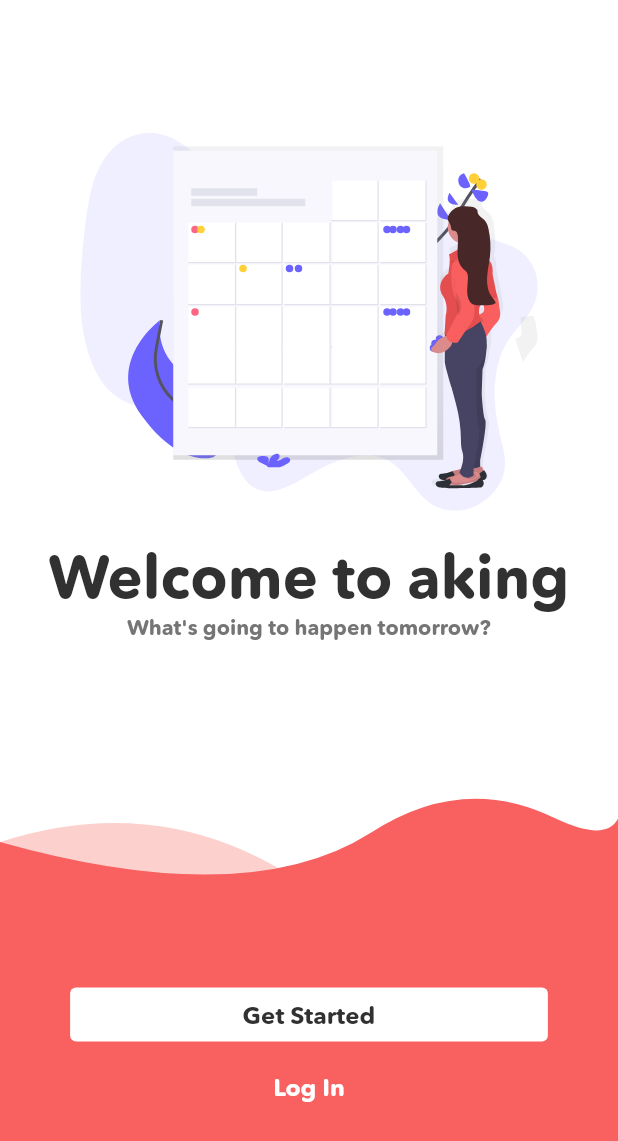
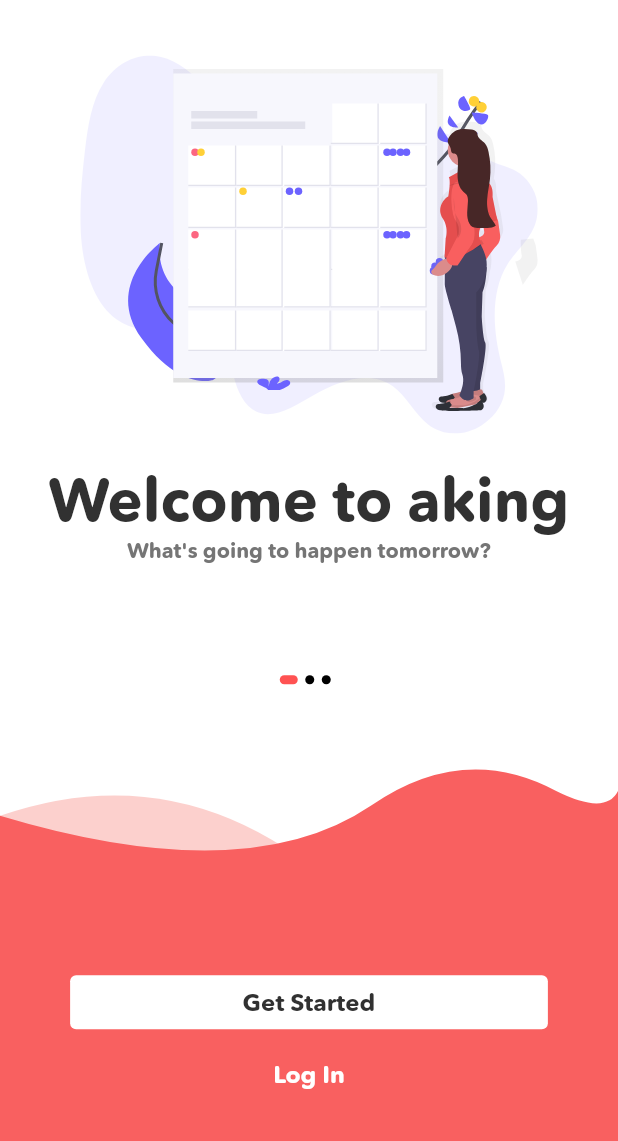
Before and after one commit to NguyenHoaiNhan/Flutter_ToDoListApp, a Flutter app: the screen it shows after launch, on a phone screen of 412 x 824 dp. Shown: the top 1141 px of the screen. Run offline on Flutter 3.47's test engine with Material 2 defaults, Android fonts, the phone set to English and light mode, and no system bars; our stand-ins replace flutter_svg.

Commit message:
In progress of build dot indication

```diff
--- a/lib/view/OnboardScreen/OnboardBody.dart
+++ b/lib/view/OnboardScreen/OnboardBody.dart
@@ -12,16 +12,16 @@ class _BodyState extends State<OnboardBody> {
 
   List<Map<String, Color>> currentColor = [
     {
-      "firstLight": Color.fromRGBO(254, 223, 223, 1),
-      "firstDeep": Color.fromRGBO(249, 96, 96, 1)
+      "Light": Color.fromRGBO(254, 223, 223, 1),
+      "Deep": Color.fromRGBO(249, 96, 96, 1)
     },
     {
-      "secondlight": Color.fromRGBO(223, 227, 254, 1),
-      "secondDeep": Color.fromRGBO(96, 116, 249, 1)
+      "light": Color.fromRGBO(223, 227, 254, 1),
+      "Deep": Color.fromRGBO(96, 116, 249, 1)
     },
     {
-      "thirdLight": Color.fromRGBO(231, 223, 254, 1),
-      "thirdDeep": Color.fromRGBO(133, 96, 249, 1)
+      "Light": Color.fromRGBO(231, 223, 254, 1),
+      "Deep": Color.fromRGBO(133, 96, 249, 1)
     }
   ];
 
@@ -54,6 +54,11 @@ class _BodyState extends State<OnboardBody> {
             Expanded(
               flex: 5,
               child: PageView.builder(
+                onPageChanged: (value) {
+                  setState(() {
+                    currentPage = value;
+                  });
+                },
                 itemCount: currentData.length,
                 itemBuilder: (context, index) => OnBoardContent(
                   text1: currentData[index]['text1']!,
@@ -62,11 +67,23 @@ class _BodyState extends State<OnboardBody> {
                 ),
               ),
             ),
-            // Area for three dots that indexing the page
-
+            // Area for the dot indicator
+            Expanded(
+              flex: 1,
+              child: Column(
+                mainAxisAlignment: MainAxisAlignment.center,
+                children: <Widget>[
+                  Row(
+                    mainAxisAlignment: MainAxisAlignment.center,
+                    children: List.generate(
+                        currentData.length, (index) => buildDot(index: index)),
+                  ),
+                ],
+              ),
+            ),
             // Area for Wave image
             Expanded(
-                flex: 3,
+              flex: 4,
               child: Stack(
                 children: [
                   Opacity(
@@ -94,7 +111,8 @@ class _BodyState extends State<OnboardBody> {
                           flex: 2,
                           child: SizedBox(
                             height: 20,
-                            )),
+                          ),
+                        ),
                         Expanded(
                           flex: 8,
                           child: Column(
@@ -136,12 +154,26 @@ class _BodyState extends State<OnboardBody> {
                           ),
                         ),
                       ],
-                    ))
+                    ),
+                  ),
                 ],
-                ))
+              ),
+            ),
           ],
         ),
       ),
     );
   }
+
+  Container buildDot({int index = 0}) {
+    return Container(
+      margin: EdgeInsets.only(right: 5),
+      height: 6,
+      width: currentPage == index ? 12 : 6,
+      decoration: BoxDecoration(
+        color: currentPage == index ? Colors.redAccent : Colors.black,
+        borderRadius: BorderRadius.circular(3),
+      ),
+    );
   }
+}
```
Also changed, not shown: lib/view/OnboardScreen/OnBoardColor.dart (added, +28 -0 lines). Lines whose indentation alone changed are shown as unchanged.
